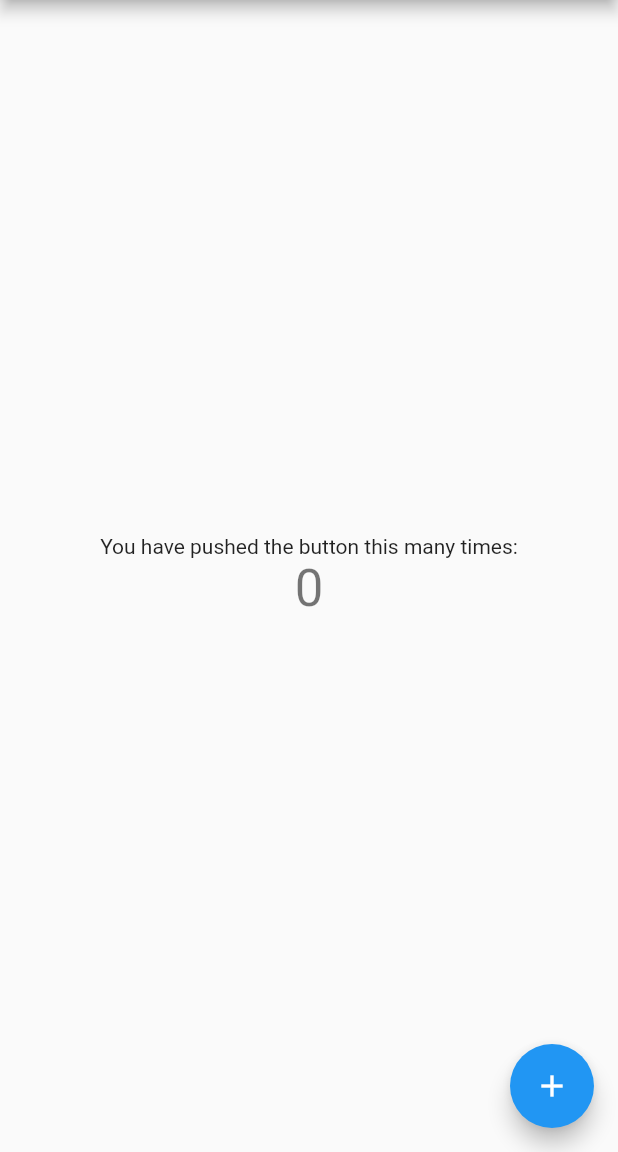
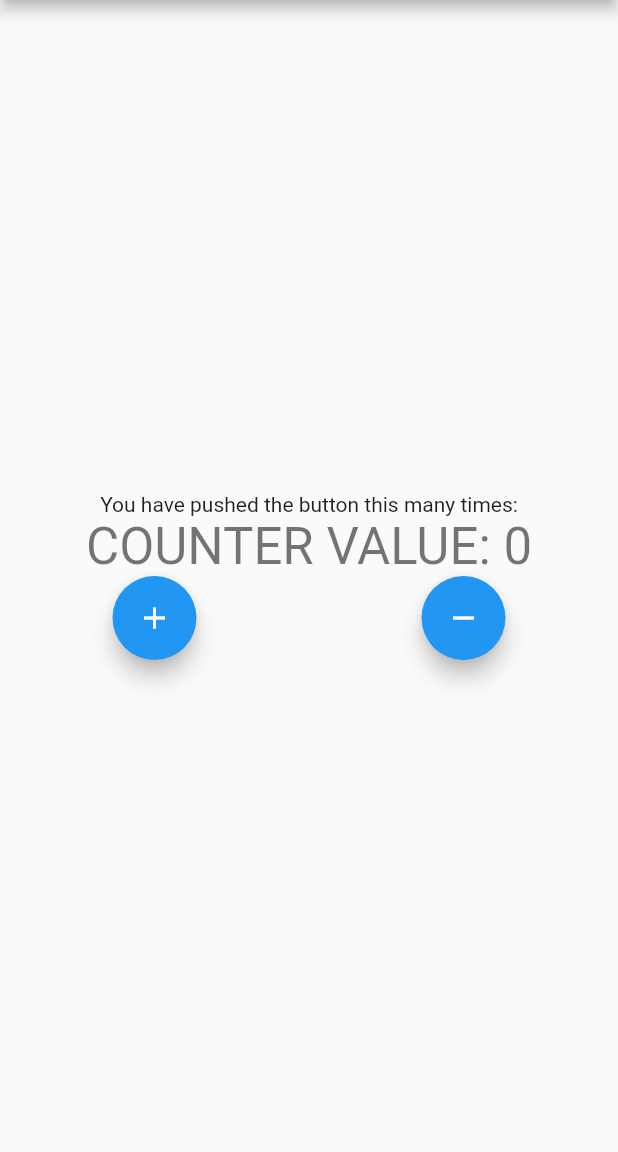
Before and after one commit to Sanakhatun/flutter_bloc_concepts, a Flutter app: the screen it shows after launch, on a phone screen of 412 x 824 dp, the part 84-1236 px from its top. Run offline on Flutter 3.47's test engine with Material 2 defaults, Android fonts, the phone set to English and light mode, and no system bars; our stand-ins replace bloc.

Commit message:
Added Increment and Decrement button on the UI

```diff
--- a/lib/main.dart
+++ b/lib/main.dart
@@ -7,21 +7,11 @@ void main() {
 class MyApp extends StatelessWidget {
   const MyApp({Key? key}) : super(key: key);
 
-  // This widget is the root of your application.
   @override
   Widget build(BuildContext context) {
     return MaterialApp(
       title: 'Flutter Demo',
       theme: ThemeData(
-        // This is the theme of your application.
-        //
-        // Try running your application with "flutter run". You'll see the
-        // application has a blue toolbar. Then, without quitting the app, try
-        // changing the primarySwatch below to Colors.green and then invoke
-        // "hot reload" (press "r" in the console where you ran "flutter run",
-        // or simply save your changes to "hot reload" in a Flutter IDE).
-        // Notice that the counter didn't reset back to zero; the application
-        // is not restarted.
         primarySwatch: Colors.blue,
       ),
       home: const MyHomePage(title: 'Flutter Demo Home Page'),
@@ -31,15 +21,6 @@ class MyApp extends StatelessWidget {
 
 class MyHomePage extends StatefulWidget {
   const MyHomePage({Key? key, required this.title}) : super(key: key);
-
-  // This widget is the home page of your application. It is stateful, meaning
-  // that it has a State object (defined below) that contains fields that affect
-  // how it looks.
-
-  // This class is the configuration for the state. It holds the values (in this
-  // case the title) provided by the parent (in this case the App widget) and
-  // used by the build method of the State. Fields in a Widget subclass are
-  // always marked "final".
 
   final String title;
 
@@ -52,64 +33,42 @@ class _MyHomePageState extends State<MyHomePage> {
 
   void _incrementCounter() {
     setState(() {
-      // This call to setState tells the Flutter framework that something has
-      // changed in this State, which causes it to rerun the build method below
-      // so that the display can reflect the updated values. If we changed
-      // _counter without calling setState(), then the build method would not be
-      // called again, and so nothing would appear to happen.
       _counter++;
     });
   }
 
   @override
   Widget build(BuildContext context) {
-    // This method is rerun every time setState is called, for instance as done
-    // by the _incrementCounter method above.
-    //
-    // The Flutter framework has been optimized to make rerunning build methods
-    // fast, so that you can just rebuild anything that needs updating rather
-    // than having to individually change instances of widgets.
     return Scaffold(
       appBar: AppBar(
-        // Here we take the value from the MyHomePage object that was created by
-        // the App.build method, and use it to set our appbar title.
         title: Text(widget.title),
       ),
       body: Center(
-        // Center is a layout widget. It takes a single child and positions it
-        // in the middle of the parent.
         child: Column(
-          // Column is also a layout widget. It takes a list of children and
-          // arranges them vertically. By default, it sizes itself to fit its
-          // children horizontally, and tries to be as tall as its parent.
-          //
-          // Invoke "debug painting" (press "p" in the console, choose the
-          // "Toggle Debug Paint" action from the Flutter Inspector in Android
-          // Studio, or the "Toggle Debug Paint" command in Visual Studio Code)
-          // to see the wireframe for each widget.
-          //
-          // Column has various properties to control how it sizes itself and
-          // how it positions its children. Here we use mainAxisAlignment to
-          // center the children vertically; the main axis here is the vertical
-          // axis because Columns are vertical (the cross axis would be
-          // horizontal).
           mainAxisAlignment: MainAxisAlignment.center,
           children: <Widget>[
             const Text(
               'You have pushed the button this many times:',
             ),
             Text(
-              '$_counter',
+              'COUNTER VALUE: $_counter',
               style: Theme.of(context).textTheme.headline4,
             ),
+            Row(mainAxisAlignment: MainAxisAlignment.spaceAround, children: [
+              FloatingActionButton(
+                onPressed: _incrementCounter,
+                tooltip: '+',
+                child: const Icon(Icons.add),
+              ),
+              FloatingActionButton(
+                onPressed: _incrementCounter,
+                tooltip: '-',
+                child: const Icon(Icons.remove),
+              ),
+            ]),
           ],
         ),
       ),
-      floatingActionButton: FloatingActionButton(
-        onPressed: _incrementCounter,
-        tooltip: 'Increment',
-        child: const Icon(Icons.add),
-      ), // This trailing comma makes auto-formatting nicer for build methods.
     );
   }
 }
```
